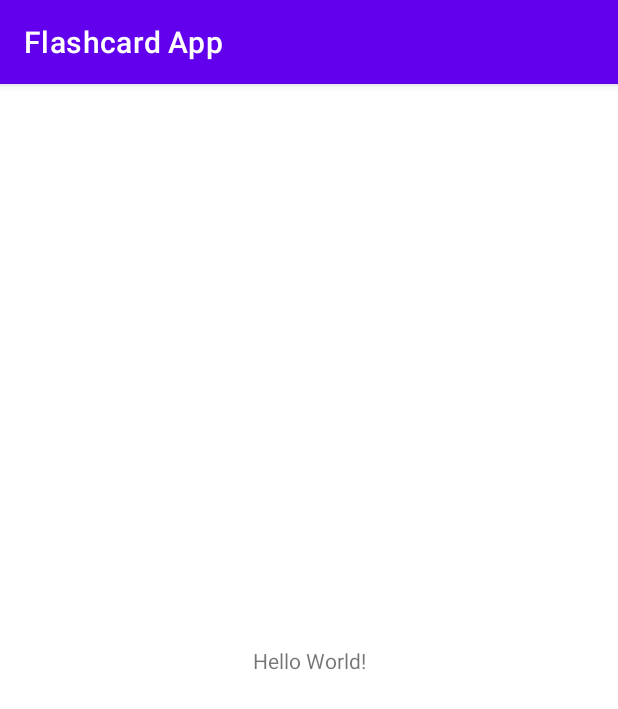
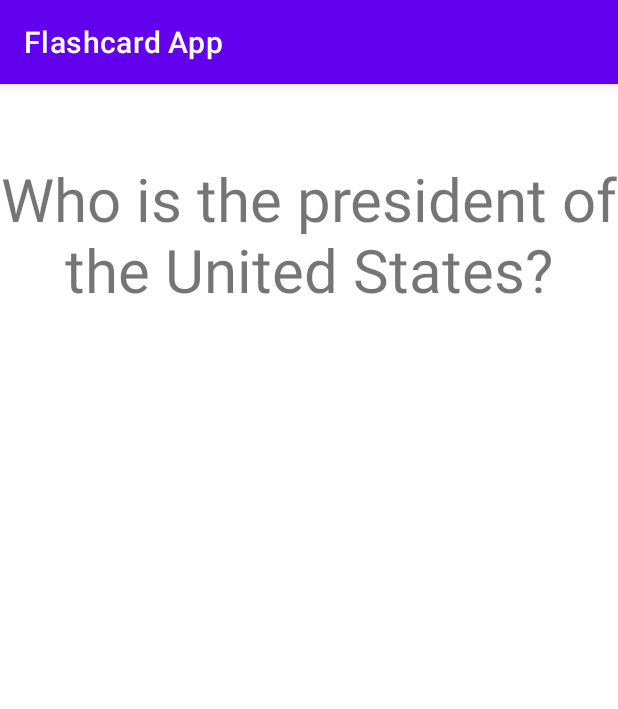
Before and after one commit to collindang88/FlashcardApp, an Android app: the screen it shows after launch (MainActivity), on a phone screen of 412 x 824 dp. Shown: the top 709 px of the screen. Run offline under Robolectric (Android 15) with nearby library versions, the phone set to English and light mode, and no system bars.

Commit message:
add text and listener

```diff
--- a/app/src/main/java/com/example/flashcardapp/MainActivity.java
+++ b/app/src/main/java/com/example/flashcardapp/MainActivity.java
@@ -3,6 +3,7 @@
 import androidx.appcompat.app.AppCompatActivity;
 
 import android.os.Bundle;
+import android.view.View;
 
 public class MainActivity extends AppCompatActivity {
 
@@ -10,5 +11,13 @@
     protected void onCreate(Bundle savedInstanceState) {
         super.onCreate(savedInstanceState);
         setContentView(R.layout.activity_main);
+
+        findViewById(R.id.flashcard_question).setOnClickListener(new View.OnClickListener() {
+            @Override
+            public void onClick(View v) {
+                findViewById(R.id.flashcard_answer).setVisibility(View.VISIBLE);
+                findViewById(R.id.flashcard_question).setVisibility(View.INVISIBLE);
+            }
+        });
     }
 }
--- a/app/src/main/res/layout/activity_main.xml
+++ b/app/src/main/res/layout/activity_main.xml
@@ -1,5 +1,5 @@
 <?xml version="1.0" encoding="utf-8"?>
-<androidx.constraintlayout.widget.ConstraintLayout xmlns:android="http://schemas.android.com/apk/res/android"
+<RelativeLayout xmlns:android="http://schemas.android.com/apk/res/android"
     xmlns:app="http://schemas.android.com/apk/res-auto"
     xmlns:tools="http://schemas.android.com/tools"
     android:layout_width="match_parent"
@@ -7,12 +7,19 @@
     tools:context=".MainActivity">
 
     <TextView
-        android:layout_width="wrap_content"
-        android:layout_height="wrap_content"
-        android:text="Hello World!"
-        app:layout_constraintBottom_toBottomOf="parent"
-        app:layout_constraintLeft_toLeftOf="parent"
-        app:layout_constraintRight_toRightOf="parent"
-        app:layout_constraintTop_toTopOf="parent" />
+        android:id="@+id/flashcard_question"
+        android:layout_width="match_parent"
+        android:layout_height="200dp"
+        android:gravity="center"
+        android:text="Who is the president of the United States?"
+        android:textSize="40sp" />
 
-</androidx.constraintlayout.widget.ConstraintLayout>
+    <TextView
+        android:id="@+id/flashcard_answer"
+        android:layout_width="match_parent"
+        android:layout_height="200dp"
+        android:gravity="center"
+        android:text="Joe Biden"
+        android:textSize="40sp"
+        android:visibility="invisible" />
+</RelativeLayout>
```
